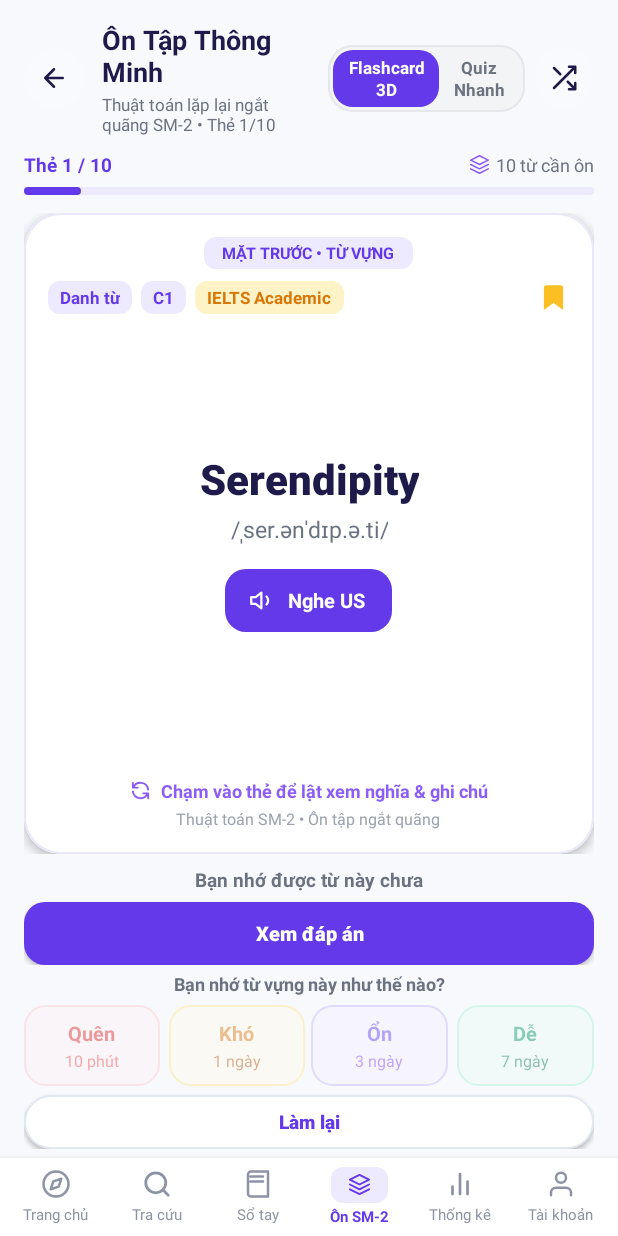
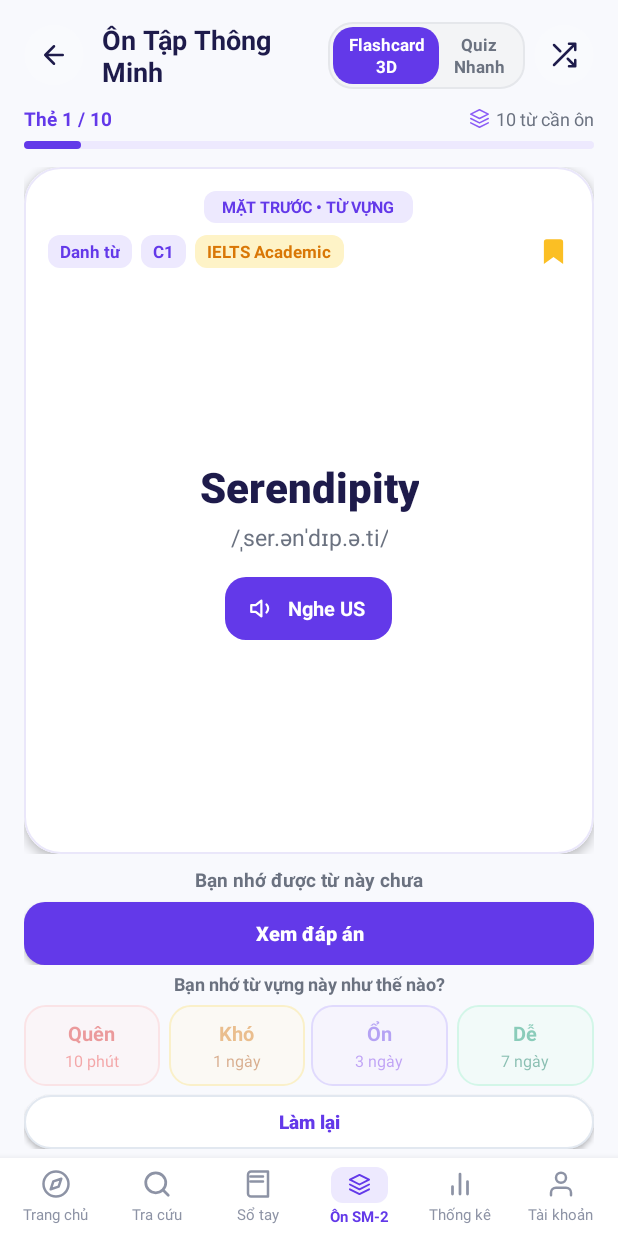
Before and after one commit to UMISORA09/Tu_Dien_Ca_Nhan, an Android app: the FlashcardActivity screen opened directly, with no data from a screen before it, on a phone screen of 412 x 824 dp. Run offline under Robolectric (Android 15) with nearby library versions, the phone set to English and light mode, and no system bars.

Commit message:
fix(flashcard): remove header subtitle and front-card flip hint texts

```diff
--- a/app/src/main/java/com/example/eduprofile/FlashcardActivity.kt
+++ b/app/src/main/java/com/example/eduprofile/FlashcardActivity.kt
@@ -50,7 +50,6 @@ class FlashcardActivity : AppCompatActivity(), TextToSpeech.OnInitListener {
 
     // Views - Header & Progress
     private lateinit var tvHeaderTitle: TextView
-    private lateinit var tvHeaderSubtitle: TextView
     private lateinit var btnBack: FrameLayout
     private lateinit var btnShuffle: FrameLayout
     private lateinit var tabModeFlashcard: LinearLayout
@@ -391,7 +390,6 @@ class FlashcardActivity : AppCompatActivity(), TextToSpeech.OnInitListener {
 
     private fun initViews() {
         tvHeaderTitle = findViewById(R.id.tvHeaderTitle)
-        tvHeaderSubtitle = findViewById(R.id.tvHeaderSubtitle)
         btnBack = findViewById(R.id.btnBack)
         btnShuffle = findViewById(R.id.btnShuffle)
         tabModeFlashcard = findViewById(R.id.tabModeFlashcard)
@@ -646,9 +644,8 @@ class FlashcardActivity : AppCompatActivity(), TextToSpeech.OnInitListener {
 
         val item = flashcardList[index]
 
-        // Lỗi 7: Cập nhật Header & Progress đúng chuẩn
+        // Cập nhật Header & Progress đúng chuẩn
         tvHeaderTitle.text = getString(R.string.title_flashcard_3d)
-        tvHeaderSubtitle.text = "Thuật toán lặp lại ngắt quãng SM-2 • Thẻ ${index + 1}/${flashcardList.size}"
         tvCardCounter.text = "Thẻ ${index + 1} / ${flashcardList.size}"
         val remaining = flashcardList.size - index
         tvQueueRemaining.text = "$remaining từ cần ôn"
--- a/app/src/main/res/layout/activity_flashcard.xml
+++ b/app/src/main/res/layout/activity_flashcard.xml
@@ -38,7 +38,7 @@
                 app:tint="#1E1B4B" />
         </FrameLayout>
 
-        <!-- Title & Subtitle -->
+        <!-- Title -->
         <LinearLayout
             android:layout_width="0dp"
             android:layout_height="wrap_content"
@@ -55,17 +55,6 @@
                 android:textColor="#1E1B4B"
                 android:textSize="18sp"
                 android:textStyle="bold" />
-
-            <TextView
-                android:id="@+id/tvHeaderSubtitle"
-                android:layout_width="wrap_content"
-                android:layout_height="wrap_content"
-                android:layout_marginTop="2dp"
-                android:ellipsize="end"
-                android:maxLines="2"
-                android:text="@string/subtitle_flashcard_3d"
-                android:textColor="#6B7280"
-                android:textSize="11.5sp" />
         </LinearLayout>
 
         <!-- Mode Toggle Switcher [Flashcard 3D | Quiz Nhanh] -->
@@ -391,46 +380,6 @@
                             android:textSize="13sp"
                             android:textStyle="bold" />
                     </LinearLayout>
-                </LinearLayout>
-
-                <!-- Front Footer: Flip Prompt & Subtitle -->
-                <LinearLayout
-                    android:layout_width="wrap_content"
-                    android:layout_height="wrap_content"
-                    android:gravity="center"
-                    android:orientation="vertical"
-                    android:paddingTop="6dp">
-
-                    <LinearLayout
-                        android:layout_width="wrap_content"
-                        android:layout_height="wrap_content"
-                        android:gravity="center"
-                        android:orientation="horizontal">
-
-                        <ImageView
-                            android:layout_width="15dp"
-                            android:layout_height="15dp"
-                            android:contentDescription="Lật thẻ"
-                            android:src="@drawable/ic_flip_3d"
-                            app:tint="#8B5CF6" />
-
-                        <TextView
-                            android:layout_width="wrap_content"
-                            android:layout_height="wrap_content"
-                            android:layout_marginStart="6dp"
-                            android:text="@string/flashcard_hint_flip_front"
-                            android:textColor="#8B5CF6"
-                            android:textSize="12sp"
-                            android:textStyle="bold" />
-                    </LinearLayout>
-
-                    <TextView
-                        android:layout_width="wrap_content"
-                        android:layout_height="wrap_content"
-                        android:layout_marginTop="3dp"
-                        android:text="Thuật toán SM-2 • Ôn tập ngắt quãng"
-                        android:textColor="#9CA3AF"
-                        android:textSize="10.5sp" />
                 </LinearLayout>
 
             </LinearLayout>
```
